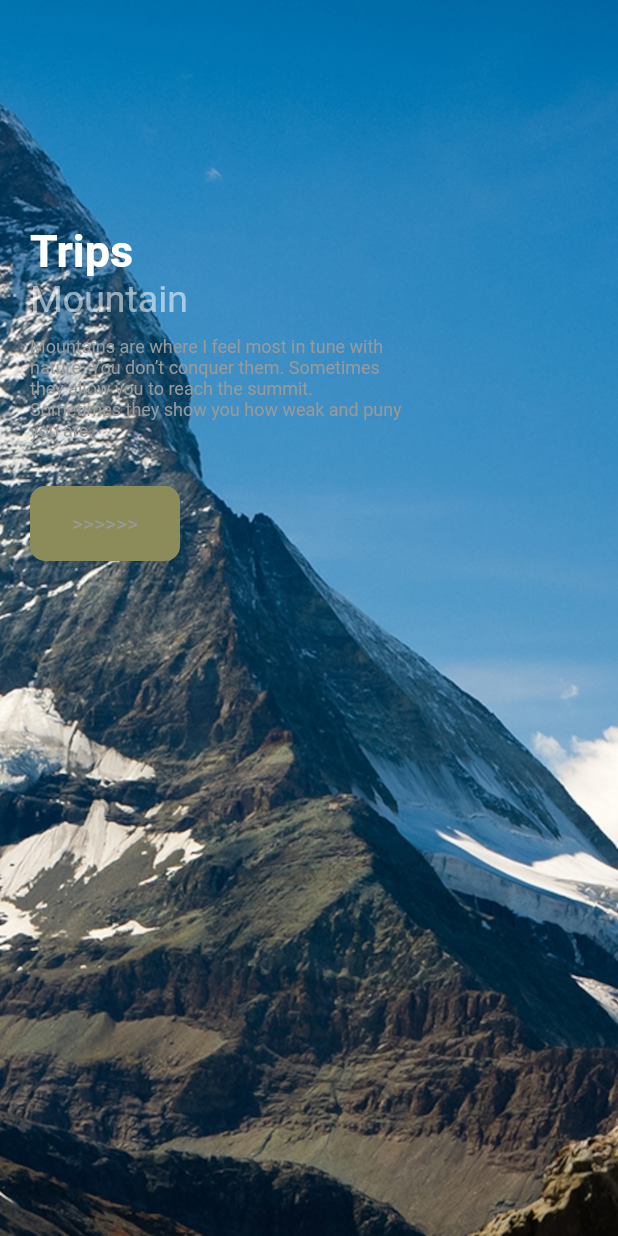
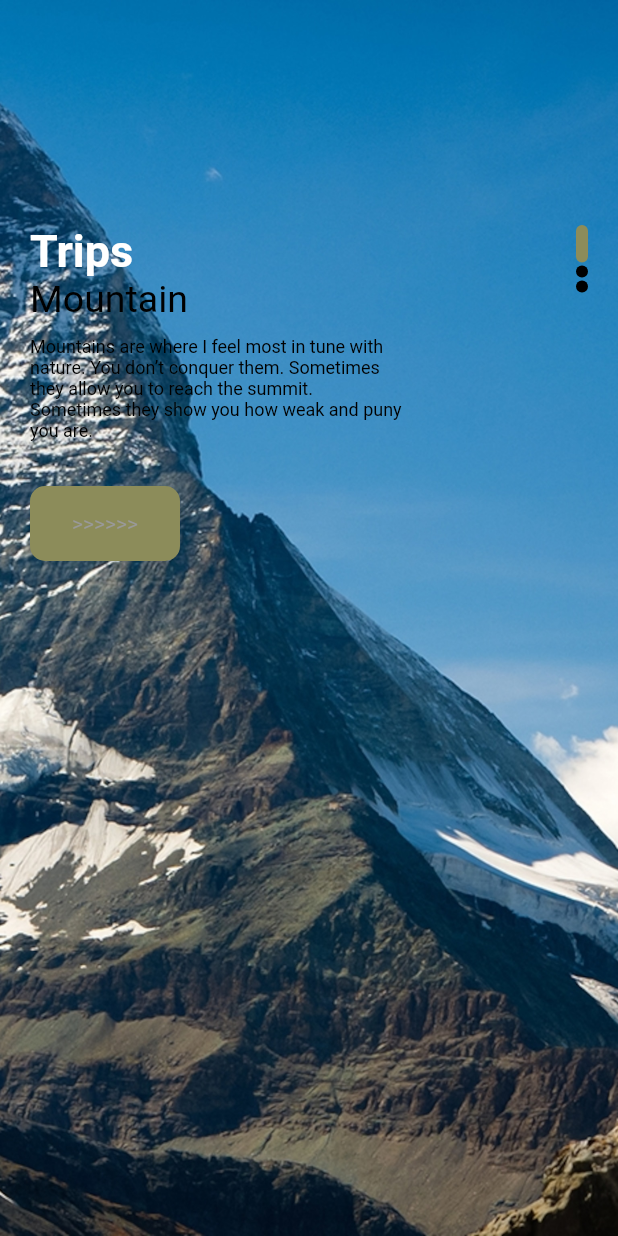
Before and after one commit to RRKawchar/travel_app_ui, a Flutter app: the WelcomePage screen opened directly, on a phone screen of 412 x 824 dp. Run offline on Flutter 3.47's test engine with Material 2 defaults, Android fonts, the phone set to English and light mode, and no system bars.

Commit message:
3rd commit

```diff
--- a/lib/main.dart
+++ b/lib/main.dart
@@ -1,5 +1,5 @@
 import 'package:flutter/material.dart';
-import 'package:travel_app_ui/pages/welcome_page.dart';
+import 'package:travel_app_ui/pages/navPages/main_page.dart';
 
 void main() {
   runApp(const MyApp());
@@ -11,11 +11,12 @@ class MyApp extends StatelessWidget {
   @override
   Widget build(BuildContext context) {
     return MaterialApp(
+      debugShowCheckedModeBanner: false,
       title: 'Flutter Demo',
       theme: ThemeData(
         primarySwatch: Colors.blue,
       ),
-      home: WelcomePage(),
+      home: MainPage(),
     );
   }
 }
--- a/lib/pages/welcome_page.dart
+++ b/lib/pages/welcome_page.dart
@@ -45,19 +45,20 @@ class _WelcomePageState extends State<WelcomePage> {
               child: Container(
                 margin:const  EdgeInsets.only(top: 150,left: 20,right: 20),
                 child: Row(
+                  mainAxisAlignment: MainAxisAlignment.spaceBetween,
                   children: [
                     Column(
                       mainAxisAlignment: MainAxisAlignment.start,
                       crossAxisAlignment: CrossAxisAlignment.start,
                       children: [
                        AppLargeText(text: "Trips",),
-                       AppSimpleText(text: "Mountain",size: 25,color: Colors.white54,),
+                       AppSimpleText(text: "Mountain",size: 25,color: AppColors.colorBlack,),
                        const SizedBox(height: 10,),
                        SizedBox(
                          width: 250,
                          child: AppSimpleText(
                            text: AppText.text1,
-                           color: AppColors.color1,
+                           color: AppColors.colorBlack,
                            size: 12,
                          ),
                        ),
@@ -65,6 +66,22 @@ class _WelcomePageState extends State<WelcomePage> {
                         ResponsiveButton(width: 100,),
 
                       ],
+                    ),
+                    Column(
+                      children: List.generate(3, (indexDots){
+
+                        return Container(
+
+                          margin:const EdgeInsets.only(bottom: 2),
+                        width: 8,
+                            height:index==indexDots?25:8,
+                          decoration: BoxDecoration(
+                            borderRadius: BorderRadius.circular(8),
+                            color:index==indexDots?AppColors.mainColor:AppColors.colorBlack
+                          ),
+
+                        );
+                      }),
                     )
                   ],
                 ),
--- a/lib/widgets/app_colors.dart
+++ b/lib/widgets/app_colors.dart
@@ -3,6 +3,10 @@ import 'dart:ui';
 class AppColors{
 
   static const  color1= Color(0xff999999);
+  static const colorRed=Color(0xfff90606);
+  static const colorBlack=Color(0xff000000);
+  static const colorgray1=Color(0xff666666);
+  static const colorWhit=Color(0xffffffff);
 
   static const mainColor=Color(0xff8c8c5a);
 
```
Also changed, not shown: lib/pages/navPages/bar_item_page.dart (added, +18 -0 lines), lib/pages/navPages/home_page.dart (added, +112 -0 lines), lib/pages/navPages/main_page.dart (added, +57 -0 lines), lib/pages/navPages/profile_page.dart (added, +18 -0 lines), lib/pages/navPages/search_page.dart (added, +18 -0 lines).
